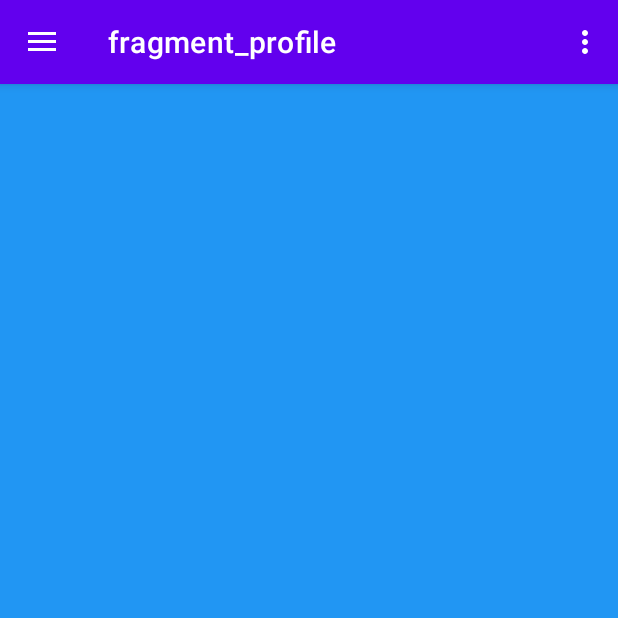
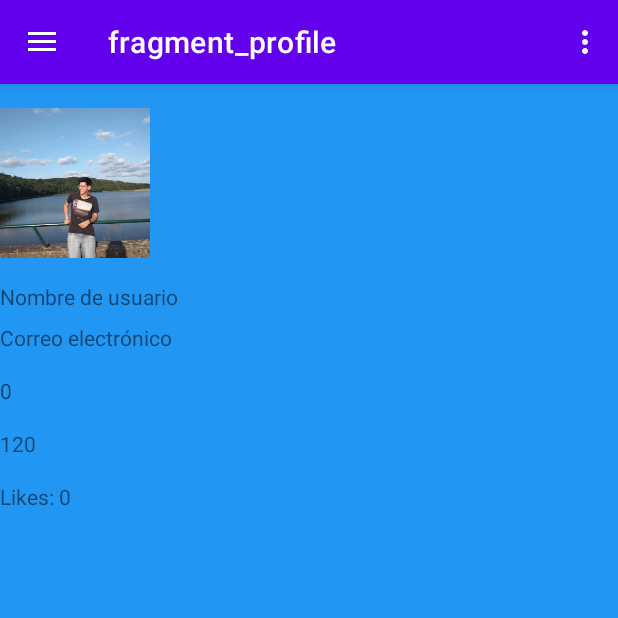
Before and after one commit to victortoru/SocialAPP, an Android app: the screen it shows after launch (MainActivity), in the side drawer, after a tap on "Perfil", on a phone screen of 412 x 824 dp, the top half of it. Run offline under Robolectric (Android 15) with nearby library versions, the phone set to English and light mode, and no system bars; our stand-ins replace Firebase (no records; nobody signed in at launch, a user with empty details on screens opened directly), navigation-ui; 1 statement that could not run was skipped.

Commit message:
Seguir con el profile fragment

```diff
--- a/app/src/main/res/layout/fragment_profile.xml
+++ b/app/src/main/res/layout/fragment_profile.xml
@@ -9,23 +9,63 @@
     tools:context="ProfileFragment">
 
     <ImageView
-        android:id="@+id/photoImageView"
-        android:layout_width="254dp"
-        android:layout_height="wrap_content"/>
+        android:id="@+id/profile_image"
+        android:layout_width="100dp"
+        android:layout_height="100dp"
+        android:layout_centerHorizontal="true"
+        android:layout_marginTop="16dp"
+        android:src="@drawable/profile" />
+
     <TextView
-        android:id="@+id/displayNameTextView"
-        android:layout_width="match_parent"
-        android:layout_height="wrap_content"/>
+        android:id="@+id/profile_name"
+        android:layout_width="wrap_content"
+        android:layout_height="wrap_content"
+        android:layout_below="@+id/profile_image"
+        android:layout_centerHorizontal="true"
+        android:layout_marginTop="16dp"
+        android:text="Nombre de usuario" />
+
     <TextView
-        android:id="@+id/emailTextView"
+        android:id="@+id/profile_email"
+        android:layout_width="wrap_content"
+        android:layout_height="wrap_content"
+        android:layout_below="@+id/profile_name"
+        android:layout_centerHorizontal="true"
+        android:layout_marginTop="8dp"
+        android:text="Correo electrónico" />
+
+    <TextView
+        android:id="@+id/profile_followers"
+        android:layout_width="wrap_content"
+        android:layout_height="wrap_content"
+        android:layout_below="@+id/profile_email"
+        android:layout_marginTop="16dp"
+        android:layout_alignParentStart="true"
+        android:text="0" />
+
+    <TextView
+        android:id="@+id/profile_following"
+        android:layout_width="wrap_content"
+        android:layout_height="wrap_content"
+        android:layout_below="@+id/profile_email"
+        android:layout_marginTop="16dp"
+        android:layout_toEndOf="@+id/profile_followers"
+        android:text="120" />
+
+    <TextView
+        android:id="@+id/profile_likes"
+        android:layout_width="wrap_content"
+        android:layout_height="wrap_content"
+        android:layout_below="@+id/profile_email"
+        android:layout_marginTop="16dp"
+        android:layout_alignParentEnd="true"
+        android:text="Likes: 0" />
+
+    <androidx.recyclerview.widget.RecyclerView
+        android:id="@+id/profile_posts_list"
         android:layout_width="match_parent"
         android:layout_height="wrap_content"
-
-        />
-
-    <androidx.recyclerview.widget.RecyclerView
-        android:id="@+id/postsProfilesRecyclerView"
-        android:layout_width="match_parent"
-        android:layout_height="wrap_content"
-        app:layoutManager="androidx.recyclerview.widget.LinearLayoutManager"/>
+        android:layout_below="@+id/profile_likes"
+        android:layout_marginTop="16dp"
+        android:scrollbars="vertical" />
 </LinearLayout>
```
Also changed, not shown: app/src/main/res/drawable/profile.png (added).
